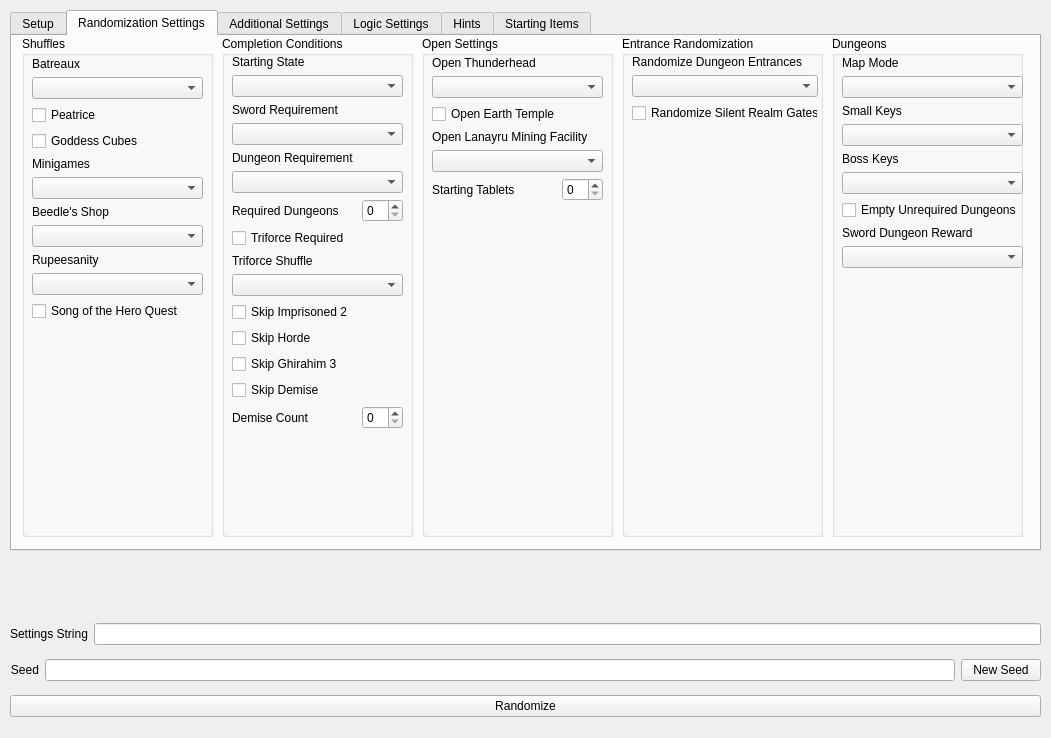
First picture: the form in gui/randogui.ui, repository ssrando/ssrando, before the edit.
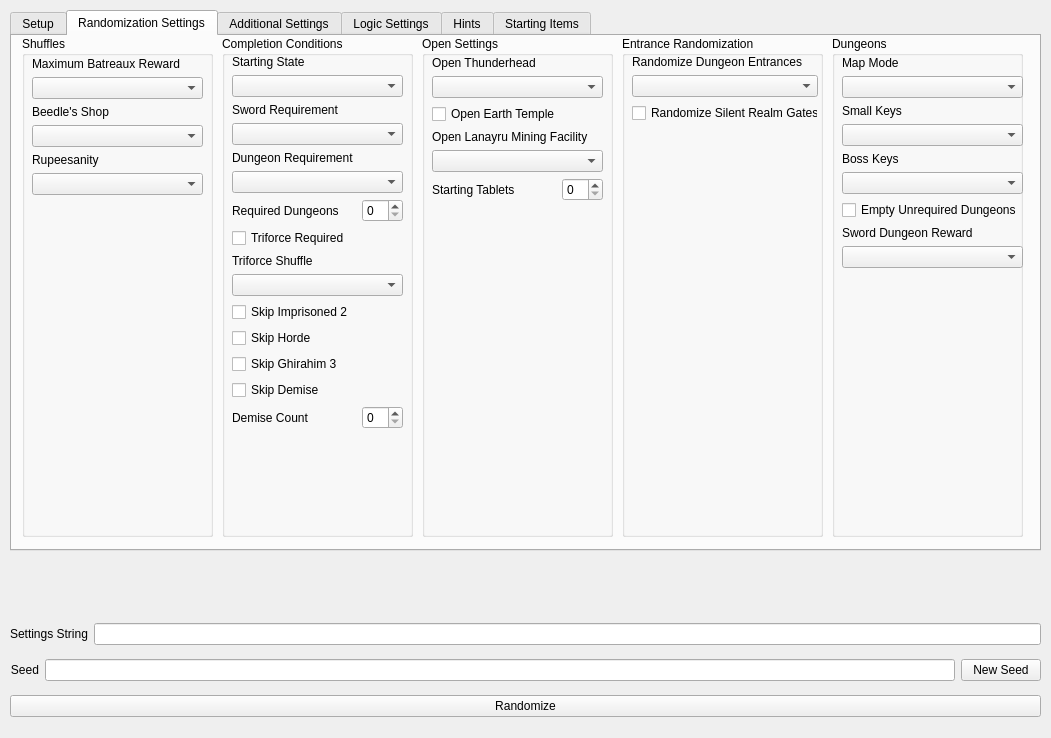
Second picture: the form after the edit. The open tabs and pages were chosen to show the change.

The edit to the form file:
```diff
--- a/gui/randogui.ui
+++ b/gui/randogui.ui
@@ -40,7 +40,7 @@
      <rect>
       <x>10</x>
       <y>570</y>
-      <width>931</width>
+      <width>1031</width>
       <height>31</height>
      </rect>
     </property>
@@ -921,7 +921,7 @@
           <item>
            <widget class="QLabel" name="label_for_option_max_batreaux_reward">
             <property name="text">
-             <string>Batreaux</string>
+             <string>Maximum Batreaux Reward</string>
             </property>
            </widget>
           </item>
@@ -930,34 +930,6 @@
           </item>
          </layout>
         </item>
-        <item>
-         <widget class="QCheckBox" name="option_peatrice">
-          <property name="text">
-           <string>Peatrice</string>
-          </property>
-         </widget>
-        </item>
-        <item>
-         <widget class="QCheckBox" name="option_cubes">
-          <property name="text">
-           <string>Goddess Cubes</string>
-          </property>
-         </widget>
-        </item>
-        <item>
-         <layout class="QVBoxLayout" name="vlay_minigames">
-          <item>
-           <widget class="QLabel" name="label_for_option_minigames">
-            <property name="text">
-             <string>Minigames</string>
-            </property>
-           </widget>
-          </item>
-          <item>
-           <widget class="QComboBox" name="option_minigames"/>
-          </item>
-         </layout>
-        </item>
         <item>
          <layout class="QVBoxLayout" name="vlay_beedle">
           <item>
@@ -986,13 +958,6 @@
           </item>
          </layout>
         </item>
-        <item>
-         <widget class="QCheckBox" name="option_soth">
-          <property name="text">
-           <string>Song of the Hero Quest</string>
-          </property>
-         </widget>
-        </item>
         <item>
          <spacer name="vspace_shuffles">
           <property name="orientation">
```
Left out of the diff: 2 changed lines with no effect on the pictures.
